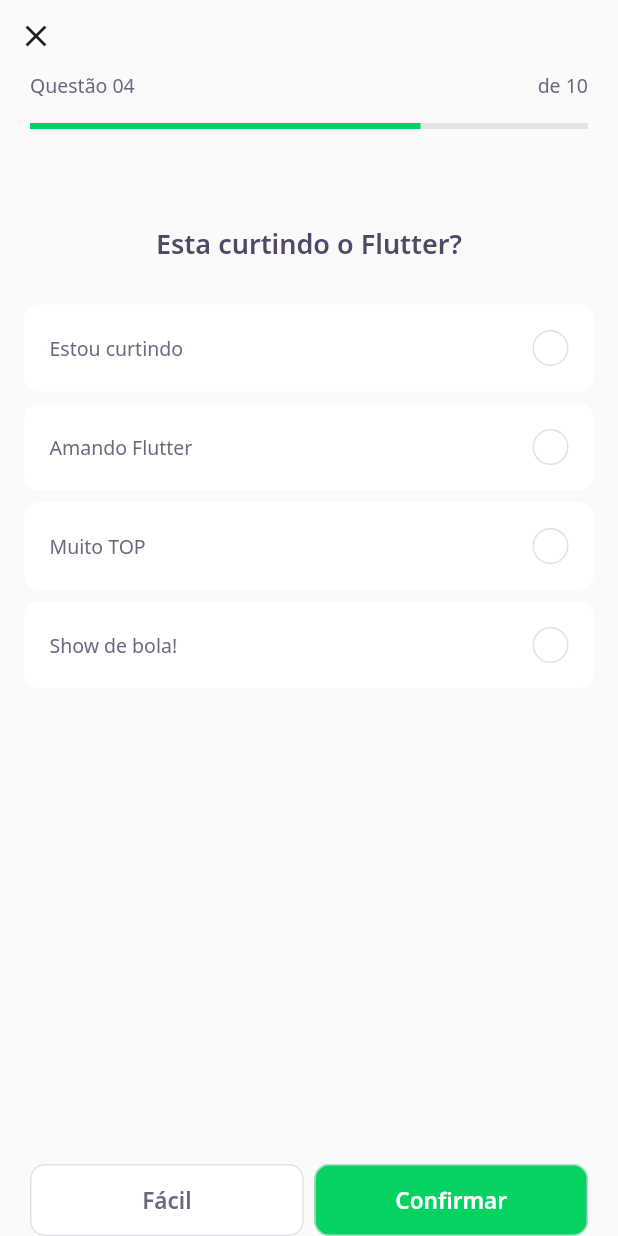
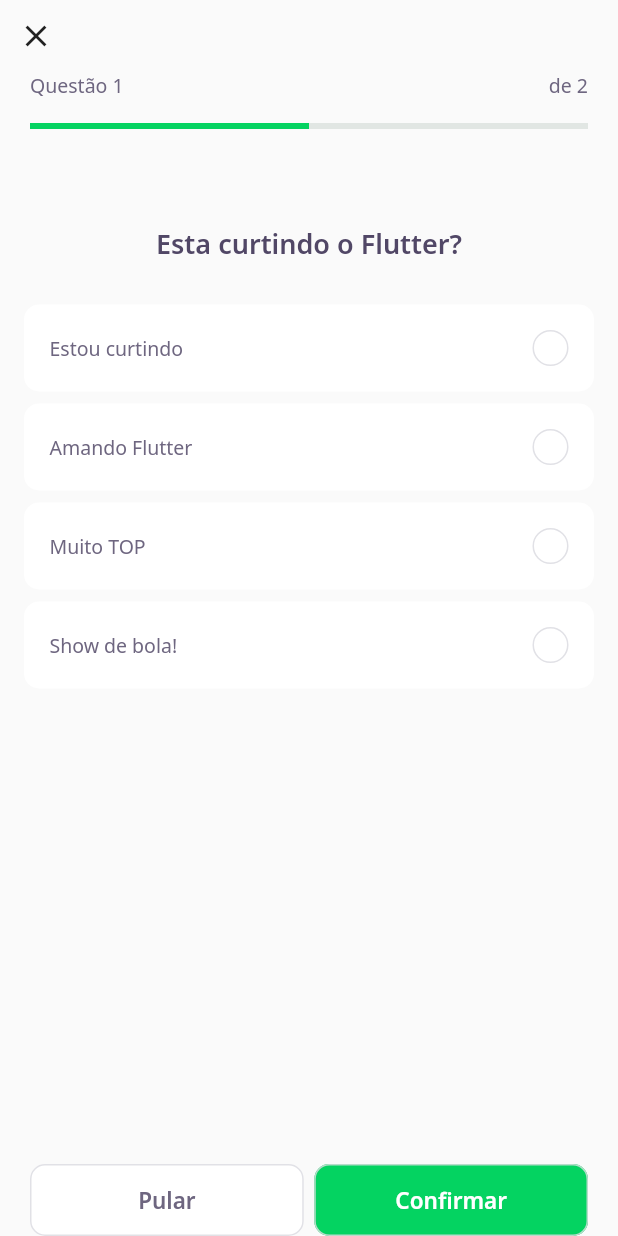
Before and after one commit to elizeurjr/DevQuiz, a Flutter app: the screen it shows after launch, after a tap on "NLW5Flutter", on a phone screen of 412 x 824 dp. Run offline on Flutter 3.47's test engine with Material 2 defaults, Android fonts, the phone set to English and light mode, and no system bars; our stand-ins replace google_fonts; accounts and stored records are empty; network calls fail.

Commit message:
Build and configure screens with controller

```diff
--- /dev/null
+++ b/lib/challenge/challenge_controller.dart
@@ -0,0 +1,7 @@
+import 'package:flutter/foundation.dart';
+
+class ChallengeController {
+  final currentPageNotifier = ValueNotifier<int>(1);
+  int get currentPage => currentPageNotifier.value;
+  set currentPage(int value) => currentPageNotifier.value = value;
+}
--- a/lib/challenge/challenge_page.dart
+++ b/lib/challenge/challenge_page.dart
@@ -1,3 +1,4 @@
+import 'package:DevQuiz/challenge/challenge_controller.dart';
 import 'package:DevQuiz/challenge/widgets/next_button/next_button_widget.dart';
 import 'package:DevQuiz/challenge/widgets/question_indicator/question_indicator_widget.dart';
 import 'package:DevQuiz/challenge/widgets/quiz/quiz_widget.dart';
@@ -14,6 +15,19 @@ class ChallengePage extends StatefulWidget {
 }
 
 class _ChallengePageState extends State<ChallengePage> {
+  final controller = ChallengeController();
+  final pageController = PageController();
+  @override
+  void initState() {
+    controller.currentPageNotifier.addListener(() {
+      setState(() {});
+    });
+    pageController.addListener(() {
+      controller.currentPage = pageController.page!.toInt() + 1;
+    });
+    super.initState();
+  }
+
   @override
   Widget build(BuildContext context) {
     return Scaffold(
@@ -30,13 +44,17 @@ class _ChallengePageState extends State<ChallengePage> {
                   Navigator.pop(context);
                 },
               ),
-              QuestionIndicatorWidget(),
+              QuestionIndicatorWidget(
+                currentPage: controller.currentPage,
+                lenght: widget.questions.length,
+              ),
             ],
           ),
         ),
       ),
-      body: QuizWidget(
-        question: widget.questions[0],
+      body: PageView(
+        controller: pageController,
+        children: widget.questions.map((e) => QuizWidget(question: e)).toList(),
       ),
       bottomNavigationBar: SafeArea(
         bottom: true,
@@ -47,7 +65,7 @@ class _ChallengePageState extends State<ChallengePage> {
             children: [
               Expanded(
                   child: NextButtonWidget.white(
-                label: "Fácil",
+                label: "Pular",
                 onTap: () {},
               )),
               SizedBox(
--- a/lib/challenge/widgets/question_indicator/question_indicator_widget.dart
+++ b/lib/challenge/widgets/question_indicator/question_indicator_widget.dart
@@ -3,7 +3,11 @@ import 'package:DevQuiz/shared/widgets/progess_indicator/progress_indicator_widg
 import 'package:flutter/material.dart';
 
 class QuestionIndicatorWidget extends StatelessWidget {
-  QuestionIndicatorWidget({Key? key}) : super(key: key);
+  final int currentPage;
+  final int lenght;
+  QuestionIndicatorWidget(
+      {Key? key, required this.currentPage, required this.lenght})
+      : super(key: key);
 
   @override
   Widget build(BuildContext context) {
@@ -16,11 +20,11 @@ class QuestionIndicatorWidget extends StatelessWidget {
               mainAxisAlignment: MainAxisAlignment.spaceBetween,
               children: [
                 Text(
-                  "Questão 04",
+                  "Questão $currentPage",
                   style: AppTextStyles.body,
                 ),
                 Text(
-                  "de 10",
+                  "de $lenght",
                   style: AppTextStyles.body,
                 ),
               ],
@@ -28,9 +32,7 @@ class QuestionIndicatorWidget extends StatelessWidget {
             SizedBox(
               height: 16,
             ),
-            ProgressIndicatorWidget(
-              value: 0.7,
-            ),
+            ProgressIndicatorWidget(value: currentPage / lenght),
           ],
         ),
       ),
```
